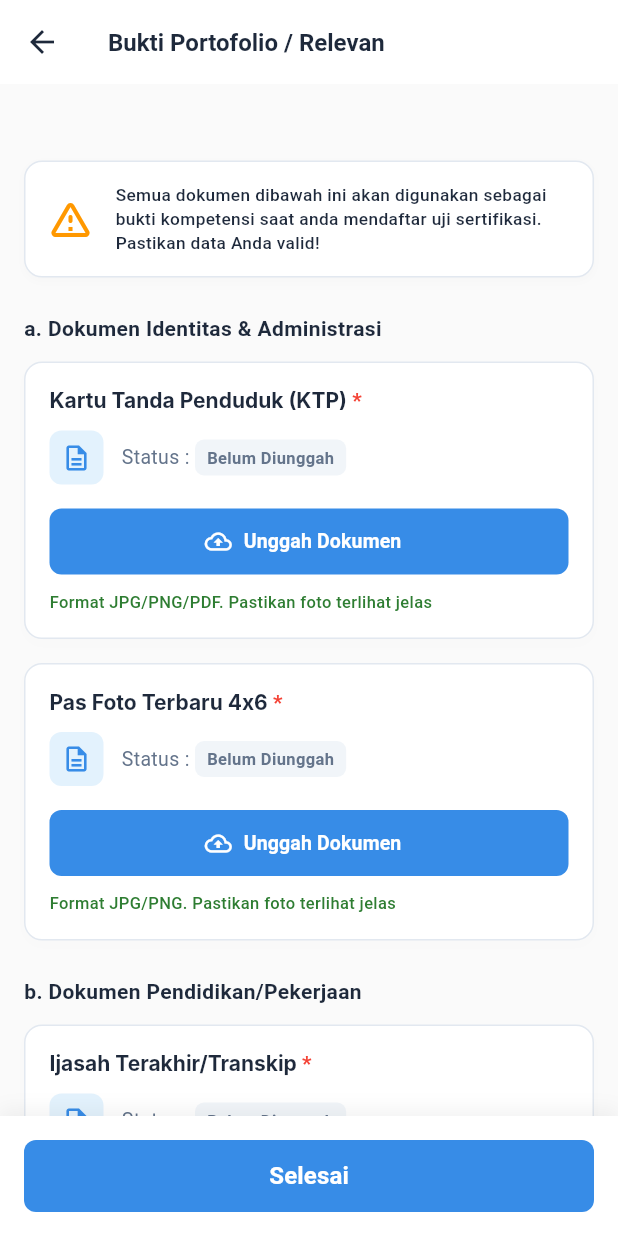
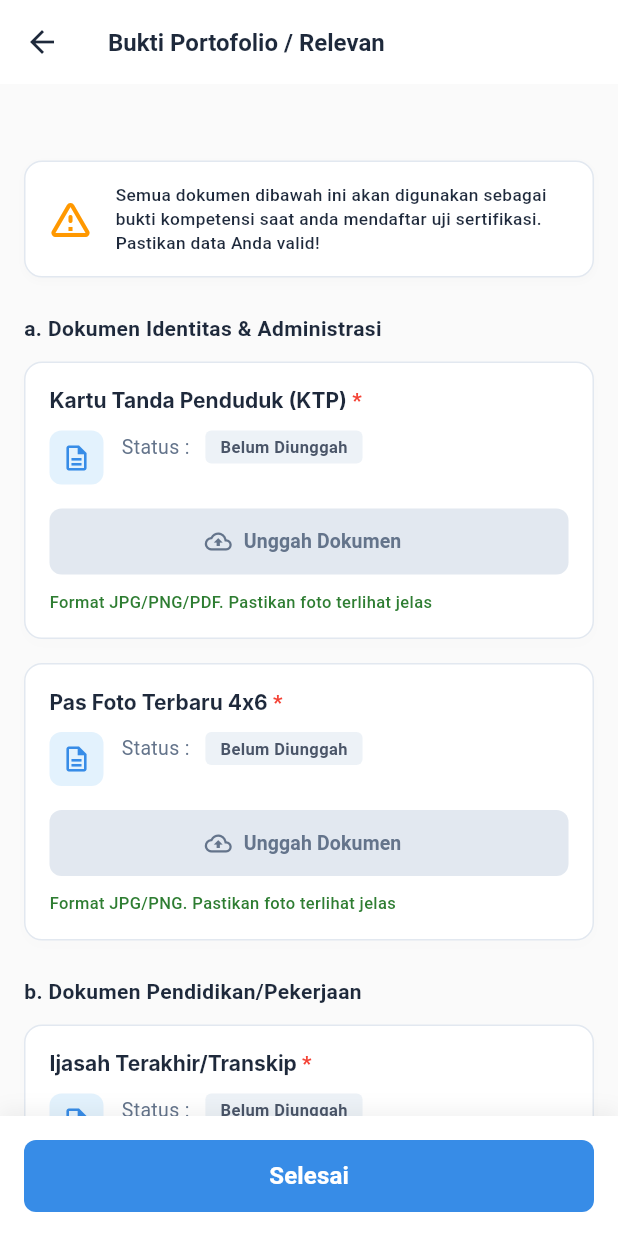
Before and after one commit to neekaru/lsp-mobile-flutter-be, a Flutter app: the BuktiPortofolioScreen screen opened directly with empty values, on a phone screen of 412 x 824 dp. Run offline on Flutter 3.47's test engine with Material 3 defaults, Android fonts, the phone set to English and light mode, and no system bars; our stand-ins replace dio, firebase_core, firebase_messaging, flutter_dotenv, flutter_lucide, flutter_secure_storage; missing offline and left inert: januscaler_flutter_ringtone_player, syncfusion_flutter_maps; accounts and stored records are empty; network calls fail.

Commit message:
feat: implement certificate application screen with multi-step registration and portfolio evidence tracking

```diff
--- a/lib/screens/pengajuan/bukti_portofolio_screen.dart
+++ b/lib/screens/pengajuan/bukti_portofolio_screen.dart
@@ -43,10 +43,27 @@ class PortfolioSection {
 
 class _BuktiPortofolioScreenState extends State<BuktiPortofolioScreen> {
   late List<PortfolioSection> _sections;
+  late Map<String, String> _verificationStatuses;
+  late Map<String, String> _rejectionComments;
 
   @override
   void initState() {
     super.initState();
+
+    // Initialize verification statuses matching the mockup design
+    _verificationStatuses = {
+      'Identitas Pribadi (KTP/Kartu Pelajar)': 'Terverifikasi',
+      'Pasfoto': 'Ditolak',
+      'Ijazah Terakhir / SMA / Sederajat': 'Menunggu Verifikasi',
+      'Surat Keterangan Pengalaman Kerja': 'Belum Diunggah',
+      'Link Portofolio / GitHub': 'Terverifikasi',
+      'Sertifikat Pelatihan Berbasis Kompetensi': 'Terverifikasi',
+    };
+
+    _rejectionComments = {
+      'Pasfoto': 'Foto buram & latar harus merah',
+    };
+
     _sections = [
       PortfolioSection(
         title: 'a. Dokumen Identitas & Administrasi',
@@ -305,11 +322,14 @@ class _BuktiPortofolioScreenState extends State<BuktiPortofolioScreen> {
           .replaceAll('/', '_')
           .replaceAll(' ', '_')
           .toLowerCase();
-      final extension = docKey.contains('Pasfoto') ? 'png' : 'pdf';
+      final extension = docKey.contains('Pasfoto') ? 'JPG' : 'PDF';
       final fileName = '${cleanName}_bukti.$extension';
 
       widget.onUploadChanged(docKey, true, fileName);
-      setState(() {});
+      setState(() {
+        _verificationStatuses[docKey] = 'Menunggu Verifikasi';
+        _rejectionComments.remove(docKey);
+      });
     });
   }
 
@@ -404,11 +424,17 @@ class _BuktiPortofolioScreenState extends State<BuktiPortofolioScreen> {
                         final val = controller.text.trim();
                         if (val.isNotEmpty) {
                           widget.onUploadChanged(docKey, true, val);
+                          setState(() {
+                            _verificationStatuses[docKey] = 'Terverifikasi';
+                            _rejectionComments.remove(docKey);
+                          });
                         } else {
                           widget.onUploadChanged(docKey, false, null);
+                          setState(() {
+                            _verificationStatuses[docKey] = 'Belum Diunggah';
+                          });
                         }
                         Navigator.pop(context);
-                        setState(() {});
                       },
                       style: ElevatedButton.styleFrom(
                         backgroundColor: const Color(0xFF378CE7),
@@ -434,6 +460,55 @@ class _BuktiPortofolioScreenState extends State<BuktiPortofolioScreen> {
   Widget _buildItemCard(PortfolioItem item) {
     final isUploaded = widget.uploadedDocs[item.key] ?? false;
     final fileName = widget.uploadedFileNames[item.key];
+
+    // Determine status text
+    String statusText = 'Belum Diunggah';
+    if (isUploaded) {
+      statusText = _verificationStatuses[item.key] ?? 'Menunggu Verifikasi';
+    }
+
+    // Determine badge colors based on status
+    Color badgeBgColor;
+    Color badgeTextColor;
+    switch (statusText) {
+      case 'Terverifikasi':
+        badgeBgColor = const Color(0xFFC6F6D5);
+        badgeTextColor = const Color(0xFF22543D);
+        break;
+      case 'Ditolak':
+        badgeBgColor = const Color(0xFFFED7D7);
+        badgeTextColor = const Color(0xFF9B2C2C);
+        break;
+      case 'Menunggu Verifikasi':
+        badgeBgColor = const Color(0xFFFEEBC8);
+        badgeTextColor = const Color(0xFF7B341E);
+        break;
+      case 'Belum Diunggah':
+      default:
+        badgeBgColor = const Color(0xFFEDF2F7);
+        badgeTextColor = const Color(0xFF4A5568);
+        break;
+    }
+
+    // Check rejection comment
+    String? rejectionComment;
+    if (statusText == 'Ditolak') {
+      rejectionComment = _rejectionComments[item.key];
+    }
+
+    // Determine button colors and labels
+    final bool isUnuploaded = statusText == 'Belum Diunggah';
+    final Color buttonBgColor = isUnuploaded ? const Color(0xFFE2E8F0) : const Color(0xFF378CE7);
+    final Color buttonTextColor = isUnuploaded ? const Color(0xFF64748B) : Colors.white;
+
+    String buttonLabel = item.isLink ? 'Simpan Tautan' : 'Unggah Dokumen';
+    if (!isUnuploaded) {
+      if (item.isLink) {
+        buttonLabel = 'Edit Tautan';
+      } else if (statusText == 'Ditolak') {
+        buttonLabel = 'Unggah Ulang';
+      }
+    }
 
     return Container(
       margin: const EdgeInsets.only(bottom: 16),
@@ -467,7 +542,7 @@ class _BuktiPortofolioScreenState extends State<BuktiPortofolioScreen> {
                 if (item.isRequired)
                   const TextSpan(
                     text: ' *',
-                    style: TextStyle(color: Colors.red),
+                    style: TextStyle(color: Colors.red, fontWeight: FontWeight.bold),
                   ),
               ],
             ),
@@ -476,6 +551,7 @@ class _BuktiPortofolioScreenState extends State<BuktiPortofolioScreen> {
 
           // Status & Icon Row
           Row(
+            crossAxisAlignment: CrossAxisAlignment.start,
             children: [
               Container(
                 padding: const EdgeInsets.all(8),
@@ -490,49 +566,94 @@ class _BuktiPortofolioScreenState extends State<BuktiPortofolioScreen> {
                 ),
               ),
               const SizedBox(width: 12),
-              Column(
+              Expanded(
+                child: Column(
                   crossAxisAlignment: CrossAxisAlignment.start,
                   children: [
+                    // Status Badge
                     Row(
                       children: [
                         const Text(
-                        'Status : ',
+                          'Status :   ',
                           style: TextStyle(
                             fontSize: 13,
                             color: Color(0xFF64748B),
                           ),
                         ),
                         Container(
-                        padding: const EdgeInsets.symmetric(horizontal: 8, vertical: 4),
+                          padding: const EdgeInsets.symmetric(horizontal: 10, vertical: 3),
                           decoration: BoxDecoration(
-                          color: isUploaded
-                              ? (item.isLink ? const Color(0xFFE0F2FE) : const Color(0xFFDCFCE7))
-                              : const Color(0xFFF1F5F9),
-                          borderRadius: BorderRadius.circular(6),
+                            color: badgeBgColor,
+                            borderRadius: BorderRadius.circular(4),
                           ),
                           child: Text(
-                          isUploaded
-                              ? (item.isLink ? 'Tautan Disimpan' : 'Sudah Diunggah')
-                              : 'Belum Diunggah',
+                            statusText,
                             style: TextStyle(
                               fontSize: 11,
                               fontWeight: FontWeight.bold,
-                            color: isUploaded
-                                ? (item.isLink ? const Color(0xFF0369A1) : const Color(0xFF15803D))
-                                : const Color(0xFF64748B),
+                              color: badgeTextColor,
                             ),
                           ),
                         ),
                       ],
                     ),
+                    // Rejection Comment
+                    if (rejectionComment != null) ...[
+                      const SizedBox(height: 4),
+                      Text(
+                        '($rejectionComment)',
+                        style: TextStyle(
+                          fontSize: 11.5,
+                          color: Colors.grey[600],
+                        ),
+                      ),
                     ],
+                    // File name
+                    if (fileName != null && !isUnuploaded) ...[
+                      const SizedBox(height: 6),
+                      Row(
+                        crossAxisAlignment: CrossAxisAlignment.start,
+                        children: [
+                          const Text(
+                            'File     :   ',
+                            style: TextStyle(
+                              fontSize: 13,
+                              color: Color(0xFF64748B),
+                            ),
+                          ),
+                          Expanded(
+                            child: item.isLink
+                                ? Text(
+                                    fileName,
+                                    style: const TextStyle(
+                                      fontSize: 13,
+                                      color: Color(0xFF1976D2),
+                                      decoration: TextDecoration.underline,
+                                      fontWeight: FontWeight.w500,
+                                    ),
+                                    overflow: TextOverflow.ellipsis,
+                                  )
+                                : Text(
+                                    fileName,
+                                    style: const TextStyle(
+                                      fontSize: 13,
+                                      color: Color(0xFF334155),
+                                      fontWeight: FontWeight.w500,
+                                    ),
+                                    overflow: TextOverflow.ellipsis,
+                                  ),
+                          ),
+                        ],
+                      ),
+                    ],
+                  ],
+                ),
               ),
             ],
           ),
           const SizedBox(height: 16),
 
-          // Upload/Action Area
-          if (!isUploaded) ...[
+          // Upload/Action Button
           SizedBox(
             width: double.infinity,
             height: 44,
@@ -541,20 +662,22 @@ class _BuktiPortofolioScreenState extends State<BuktiPortofolioScreen> {
                   ? _showLinkBottomSheet(context, item.key)
                   : _simulateUpload(context, item.key),
               icon: Icon(
-                  item.isLink ? Icons.link_rounded : Icons.cloud_upload_outlined,
-                  color: Colors.white,
+                item.isLink
+                    ? (isUnuploaded ? Icons.link_rounded : Icons.edit_rounded)
+                    : Icons.cloud_upload_outlined,
+                color: buttonTextColor,
                 size: 18,
               ),
               label: Text(
-                  item.isLink ? 'Simpan Tautan' : 'Unggah Dokumen',
-                  style: const TextStyle(
+                buttonLabel,
+                style: TextStyle(
                   fontWeight: FontWeight.bold,
                   fontSize: 13,
-                    color: Colors.white,
+                  color: buttonTextColor,
                 ),
               ),
               style: ElevatedButton.styleFrom(
-                  backgroundColor: const Color(0xFF378CE7),
+                backgroundColor: buttonBgColor,
                 elevation: 0,
                 shape: RoundedRectangleBorder(
                   borderRadius: BorderRadius.circular(8),
@@ -562,71 +685,9 @@ class _BuktiPortofolioScreenState extends State<BuktiPortofolioScreen> {
               ),
             ),
           ),
-          ] else ...[
-            Container(
-              padding: const EdgeInsets.symmetric(horizontal: 12, vertical: 8),
-              decoration: BoxDecoration(
-                color: const Color(0xFFF8FAFC),
-                borderRadius: BorderRadius.circular(8),
-                border: Border.all(color: const Color(0xFFE2E8F0)),
-              ),
-              child: Row(
-                children: [
-                  Icon(
-                    item.isLink ? Icons.link_rounded : Icons.insert_drive_file_rounded,
-                    color: const Color(0xFF64748B),
-                    size: 20,
-                  ),
-                  const SizedBox(width: 8),
-                  Expanded(
-                    child: Text(
-                      fileName ?? '',
-                      style: const TextStyle(
-                        fontSize: 12,
-                        color: Color(0xFF334155),
-                        fontWeight: FontWeight.w500,
-                      ),
-                      overflow: TextOverflow.ellipsis,
-                    ),
-                  ),
-                  IconButton(
-                    icon: const Icon(Icons.delete_outline, color: Colors.red, size: 20),
-                    onPressed: () {
-                      widget.onUploadChanged(item.key, false, null);
-                      setState(() {});
-                    },
-                    padding: EdgeInsets.zero,
-                    constraints: const BoxConstraints(),
-                  ),
-                ],
-              ),
-            ),
-            const SizedBox(height: 10),
-            SizedBox(
-              width: double.infinity,
-              height: 40,
-              child: OutlinedButton.icon(
-                onPressed: () => item.isLink
-                    ? _showLinkBottomSheet(context, item.key)
-                    : _simulateUpload(context, item.key),
-                icon: Icon(item.isLink ? Icons.edit_rounded : Icons.sync_rounded, size: 16),
-                label: Text(
-                  item.isLink ? 'Ubah Tautan' : 'Ubah Dokumen',
-                  style: const TextStyle(fontWeight: FontWeight.bold, fontSize: 13),
-                ),
-                style: OutlinedButton.styleFrom(
-                  foregroundColor: const Color(0xFF378CE7),
-                  side: const BorderSide(color: Color(0xFF378CE7)),
-                  shape: RoundedRectangleBorder(
-                    borderRadius: BorderRadius.circular(8),
-                  ),
-                ),
-              ),
-            ),
-          ],
 
           // Hint Text if present
-          if (item.hint != null) ...[
+          if (item.hint != null && isUnuploaded) ...[
             const SizedBox(height: 10),
             Text(
               item.hint!,
--- a/lib/screens/pengajuan/pengajuan_sertifikat_screen.dart
+++ b/lib/screens/pengajuan/pengajuan_sertifikat_screen.dart
@@ -278,21 +278,21 @@ class _PengajuanSertifikatScreenState extends State<PengajuanSertifikatScreen> {
 
   // Step 4: Dokumen Portofolio State (Simulated upload status)
   final Map<String, bool> _uploadedDocs = {
-    'Ijazah Terakhir / SMA / Sederajat': false,
-    'Sertifikat Pelatihan Berbasis Kompetensi': false,
+    'Ijazah Terakhir / SMA / Sederajat': true,
+    'Sertifikat Pelatihan Berbasis Kompetensi': true,
     'Surat Keterangan Pengalaman Kerja': false,
-    'Pasfoto': false,
-    'Identitas Pribadi (KTP/Kartu Pelajar)': false,
-    'Link Portofolio / GitHub': false,
+    'Pasfoto': true,
+    'Identitas Pribadi (KTP/Kartu Pelajar)': true,
+    'Link Portofolio / GitHub': true,
   };
 
   final Map<String, String?> _uploadedFileNames = {
-    'Ijazah Terakhir / SMA / Sederajat': null,
-    'Sertifikat Pelatihan Berbasis Kompetensi': null,
+    'Ijazah Terakhir / SMA / Sederajat': 'Ijasah_S1_Teknik_Informatika.PDF',
+    'Sertifikat Pelatihan Berbasis Kompetensi': 'Sertifikat_digital_marketing.PDF',
     'Surat Keterangan Pengalaman Kerja': null,
-    'Pasfoto': null,
-    'Identitas Pribadi (KTP/Kartu Pelajar)': null,
-    'Link Portofolio / GitHub': null,
+    'Pasfoto': 'Pas_foto_Hanafi.JPG',
+    'Identitas Pribadi (KTP/Kartu Pelajar)': 'KTP_Hanafi.PDF',
+    'Link Portofolio / GitHub': 'https://github.com/MuhammadHanafi',
   };
 
   int? _activeUnitDetailIndex;
```
Lines whose indentation alone changed are shown as unchanged.
